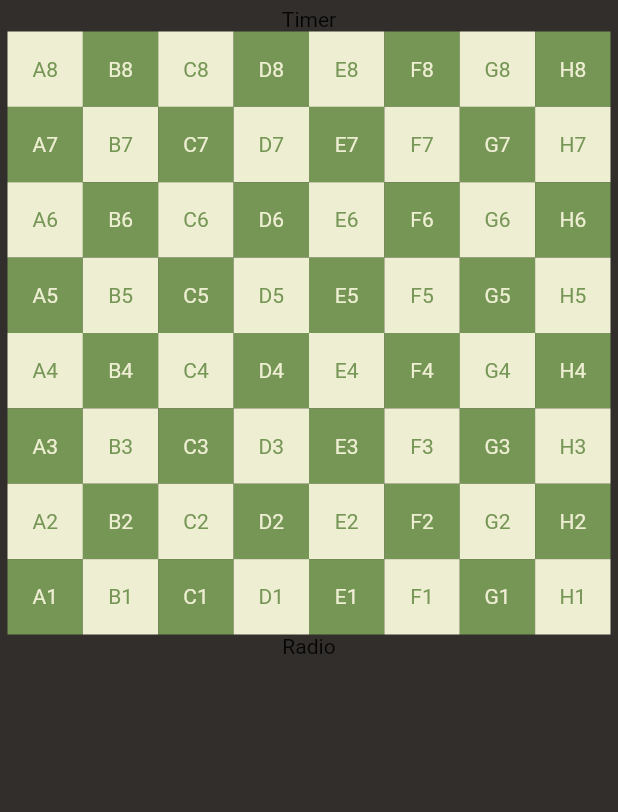
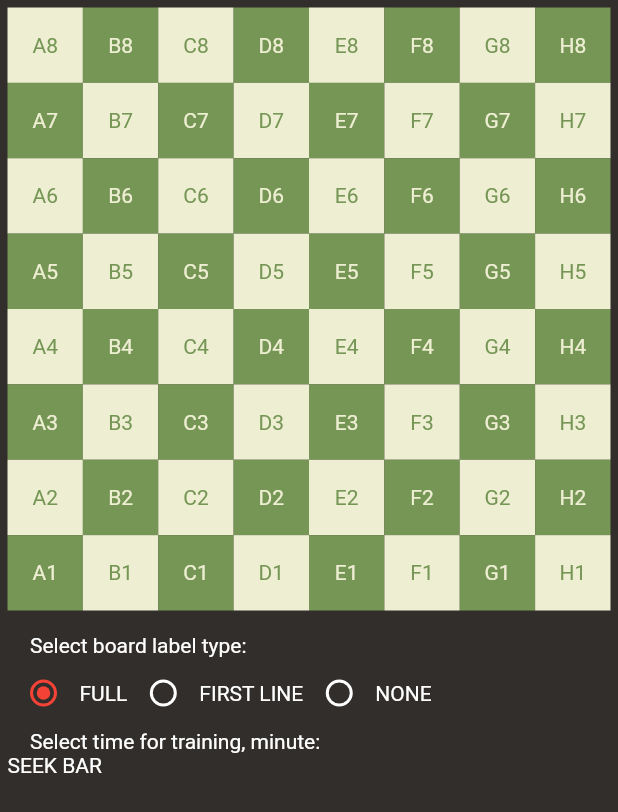
Before and after one commit to I-am-Anton-D/LearnChessBoard, a Flutter app: the screen it shows after launch, on a phone screen of 412 x 824 dp. Shown: the top 812 px of the screen. Run offline on Flutter 3.47's test engine with Material 2 defaults, Android fonts, the phone set to English and light mode, and no system bars.

Commit message:
implements board type

```diff
--- a/learn_chess_board/lib/assets/constants.dart
+++ b/learn_chess_board/lib/assets/constants.dart
@@ -3,11 +3,14 @@ import 'package:flutter/material.dart';
 //Dimensions
 const double DIM_BODY_PADDING = 5;
 const double DIM_FIELD_PADDING = 3;
-
+const double DIM_MEDIUM_PADDING = 15;
 //Colors
 const Color WHITE_COLOR = Color(0xffeeeed2);
 const Color BLACK_COLOR = Color(0xff769656);
 const Color COMMON_BACKGROUND = Color(0xff312e2b);
+const Color TEXT_COLOR = Colors.white;
 
 //Strings
 const String APP_NAME = "Learn Chess Board";
+const String SELECT_BOARD_LABEL = "Select board label type:";
+const String SELECT_TIMER = "Select time for training, minute:";
--- a/learn_chess_board/lib/main.dart
+++ b/learn_chess_board/lib/main.dart
@@ -12,9 +12,16 @@ class LearnChessBoard extends StatelessWidget {
   @override
   Widget build(BuildContext context) {
     return MaterialApp(
-      title: APP_NAME,
-      theme: ThemeData(primarySwatch: Colors.blue),
-      home: const HomePage()
-    );
+        title: APP_NAME,
+        theme: ThemeData(
+          unselectedWidgetColor: TEXT_COLOR,
+          toggleableActiveColor: Colors.red,
+          textTheme: const TextTheme(
+            bodyText2: TextStyle(
+              color: TEXT_COLOR,
+            ),
+          ),
+        ),
+        home: const HomePage());
   }
 }
--- a/learn_chess_board/lib/pages/home_page.dart
+++ b/learn_chess_board/lib/pages/home_page.dart
@@ -4,8 +4,16 @@ import 'package:learn_chess_board/widgets/chess_board.dart';
 import 'package:learn_chess_board/widgets/field_label_type.dart';
 
 //Home Page class
-class HomePage extends StatelessWidget {
+class HomePage extends StatefulWidget {
   const HomePage({Key? key}) : super(key: key);
+
+  @override
+  State<StatefulWidget> createState() => _HomePage();
+}
+
+class _HomePage extends State<HomePage> {
+  FieldLabelType fieldLabelType = FieldLabelType.full;
+  FieldLabelType selectedRadioGroupType = FieldLabelType.full;
 
   @override
   Widget build(BuildContext context) {
@@ -14,13 +22,69 @@ class HomePage extends StatelessWidget {
         color: COMMON_BACKGROUND,
         padding: const EdgeInsets.all(DIM_BODY_PADDING),
         child: Column(
+          crossAxisAlignment: CrossAxisAlignment.start,
           children: [
-              const Text('Timer'),
-              ChessBoard(FieldLabelType.full),
-              const Text('Radio')
+            ChessBoard(fieldLabelType),
+            _buildFieldLabelRadioGroup(),
+            _buildTimerTimerSeekBar()
           ],
         ),
       ),
     );
   }
+
+
+  //Create Radio Group
+  Column _buildFieldLabelRadioGroup() {
+    return Column(
+      crossAxisAlignment: CrossAxisAlignment.start,
+      children: [
+        Container(
+            padding: const EdgeInsets.only(
+                left: DIM_MEDIUM_PADDING, top: DIM_MEDIUM_PADDING),
+            child: const Text(SELECT_BOARD_LABEL)),
+        Row(mainAxisAlignment: MainAxisAlignment.start, children: [
+          _buildFieldLabelRadioButton(FieldLabelType.full),
+          const Text('FULL'),
+          _buildFieldLabelRadioButton(FieldLabelType.firstLine),
+          const Text('FIRST LINE'),
+          _buildFieldLabelRadioButton(FieldLabelType.none),
+          const Text('NONE')
+        ])
+      ],
+    );
   }
+
+  //Create Radio Button
+  Radio<FieldLabelType> _buildFieldLabelRadioButton(FieldLabelType typeValue) {
+    return Radio(
+      value: typeValue,
+      groupValue: selectedRadioGroupType,
+      onChanged: (value) {
+        _onRadioGroupClick(value as FieldLabelType);
+        selectedRadioGroupType = value;
+      },
+      toggleable: true,
+    );
+  }
+
+  //On Radio click
+  _onRadioGroupClick(FieldLabelType type) {
+    setState(() {
+      fieldLabelType = type;
+    });
+  }
+
+  Column _buildTimerTimerSeekBar() {
+    return Column(
+      crossAxisAlignment: CrossAxisAlignment.start,
+      children: [
+        Container(
+            padding: const EdgeInsets.only(
+                left: DIM_MEDIUM_PADDING),
+            child: const Text(SELECT_TIMER)),
+        const Text('SEEK BAR')
+      ],
+    );
+  }
+}
--- a/learn_chess_board/lib/widgets/field.dart
+++ b/learn_chess_board/lib/widgets/field.dart
@@ -1,6 +1,7 @@
 import 'package:flutter/material.dart';
 import 'package:learn_chess_board/assets/constants.dart';
-import 'package:learn_chess_board/widgets/field_label_type.dart';
+import 'field_label_type.dart';
+
 
 class Field extends StatelessWidget {
   late final int row;
@@ -26,8 +27,8 @@ class Field extends StatelessWidget {
   }
 
   Color _getColorFofField() => isBlack ? BLACK_COLOR : WHITE_COLOR;
+
   Color _getColorForText() => isBlack ? WHITE_COLOR : BLACK_COLOR;
-
 
   bool _isBlack() {
     return (_isColumnIndexEven(column) && !_isRowIndexEven(row)) ||
@@ -43,10 +44,9 @@ class Field extends StatelessWidget {
   }
 
   Widget _buildFieldLabel(FieldLabelType labelType) {
-    return Text(_getTextForFieldLabel(labelType),
-      style: TextStyle(
-        color: _getColorForText()
-      ),
+    return Text(
+      _getTextForFieldLabel(labelType),
+      style: TextStyle(color: _getColorForText()),
     );
   }
 
@@ -76,9 +76,8 @@ class Field extends StatelessWidget {
   }
 
   Alignment _getAlignment(FieldLabelType labelType) {
-    if (labelType == FieldLabelType.firstLine) {
-      return Alignment.bottomLeft;
-    }
-    return Alignment.center;
+    return labelType == FieldLabelType.firstLine
+        ? Alignment.bottomLeft
+        : Alignment.center;
   }
 }
```
Lines whose indentation alone changed are shown as unchanged.
